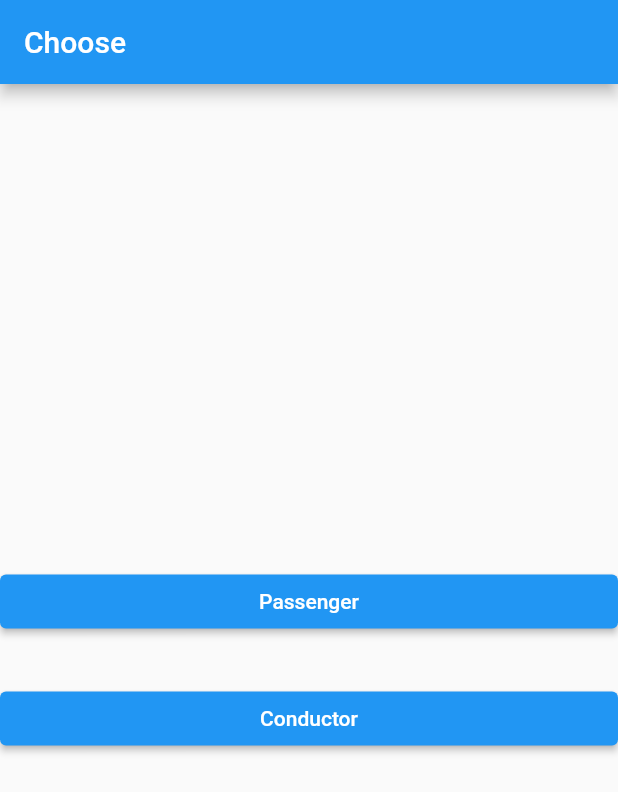
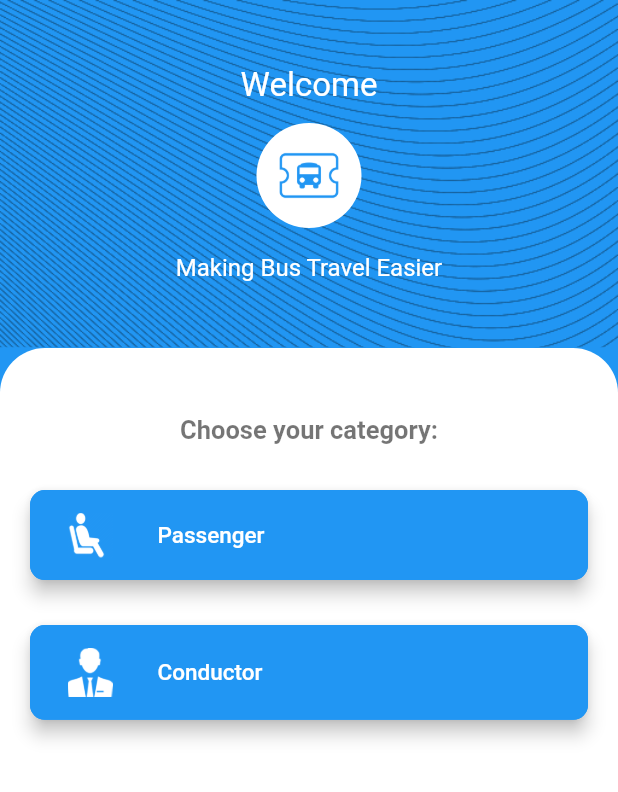
Before and after one commit to steevjames/Smart-Bus-System-App, a Flutter app: the screen it shows after launch, on a phone screen of 412 x 824 dp. Shown: the top 792 px of the screen. Run offline on Flutter 3.47's test engine with Material 2 defaults, Android fonts, the phone set to English and light mode, and no system bars; our stand-ins replace google_sign_in, qr_flutter, shared_preferences; missing offline and left inert: qr_code_scanner.

Commit message:
Splash screen & Home page UI

```diff
--- /dev/null
+++ b/lib/Screens/Splashscreen/splash.dart
@@ -0,0 +1,58 @@
+import 'package:busapp/Screens/homepage.dart';
+import 'package:busapp/Widgets/theme.dart';
+import 'package:busapp/Widgets/zeroHeightAppbar.dart';
+import 'package:flutter/material.dart';
+
+class Splashscreen extends StatefulWidget {
+  @override
+  _SplashscreenState createState() => _SplashscreenState();
+}
+
+class _SplashscreenState extends State<Splashscreen> {
+  Future goToNextPage;
+
+  gotoHome() async {
+    await Future.delayed(
+      Duration(milliseconds: 1500),
+    );
+    return true;
+  }
+
+  initState() {
+    goToNextPage = gotoHome();
+    super.initState();
+  }
+
+  Widget build(BuildContext context) {
+    return Scaffold(
+      appBar: zeroHeightAppbar(context, color: primaryColor),
+      body: FutureBuilder(
+        future: goToNextPage,
+        builder: (context, snapshot) {
+          if (snapshot.hasData) {
+            return HomePage();
+          }
+          return Container(
+            decoration: BoxDecoration(
+              gradient: LinearGradient(
+                begin: Alignment.topCenter,
+                end: Alignment.bottomCenter,
+                colors: [
+                  Colors.white,
+                  Color(0xfffffff),
+                ],
+              ),
+            ),
+            child: Center(
+              child: Image(
+                image: AssetImage("assets/pngicon.png"),
+                color: primaryColor,
+                width: 100,
+              ),
+            ),
+          );
+        },
+      ),
+    );
+  }
+}
--- a/lib/Screens/homepage.dart
+++ b/lib/Screens/homepage.dart
@@ -1,20 +1,57 @@
 import 'package:busapp/Screens/UserRegistration/login.dart';
 import 'package:busapp/Screens/conductorRegistration/login.dart';
+import 'package:busapp/Widgets/defTemplate.dart';
+import 'package:busapp/Widgets/theme.dart';
 import 'package:flutter/material.dart';
 
 class HomePage extends StatelessWidget {
   @override
   Widget build(BuildContext context) {
-    return Scaffold(
-      appBar: AppBar(
-        title: Text("Choose"),
+    return DefTemplate(
+      topChildren: [
+        SizedBox(height: 30),
+        Text(
+          "Welcome",
+          style: TextStyle(
+            fontSize: 22,
+            color: Colors.white,
           ),
-      body: Column(
-        crossAxisAlignment: CrossAxisAlignment.stretch,
-        mainAxisAlignment: MainAxisAlignment.center,
-        children: [
-          ElevatedButton(
-            onPressed: () {
+        ),
+        SizedBox(height: 12),
+        CircleAvatar(
+          backgroundColor: Colors.white,
+          radius: 35,
+          child: Image.asset(
+            "assets/pngicon.png",
+            color: primaryColor,
+            width: 40,
+          ),
+        ),
+        SizedBox(height: 17),
+        Text(
+          "Making Bus Travel Easier",
+          style: TextStyle(
+            fontSize: 16,
+            color: Colors.white,
+          ),
+        ),
+        SizedBox(height: 30),
+      ],
+      bottomChildren: [
+        SizedBox(height: 20),
+        Text(
+          "Choose your category:",
+          style: TextStyle(
+            fontSize: 17,
+            color: Colors.black54,
+            fontWeight: FontWeight.w600,
+          ),
+        ),
+        SizedBox(height: 30),
+        HomeOption(
+          image: "assets/homescreen/passenger.png",
+          text: "Passenger",
+          onTap: () {
             Navigator.push(
               context,
               MaterialPageRoute(
@@ -22,11 +59,12 @@ class HomePage extends StatelessWidget {
               ),
             );
           },
-            child: Text("Passenger"),
         ),
         SizedBox(height: 30),
-          ElevatedButton(
-            onPressed: () {
+        HomeOption(
+          image: "assets/homescreen/conductor.png",
+          text: "Conductor",
+          onTap: () {
             Navigator.push(
               context,
               MaterialPageRoute(
@@ -34,9 +72,57 @@ class HomePage extends StatelessWidget {
               ),
             );
           },
-            child: Text("Conductor"),
         ),
       ],
+    );
+  }
+}
+
+class HomeOption extends StatelessWidget {
+  final String image;
+  final String text;
+  final Function onTap;
+  HomeOption({@required this.image, @required this.text, @required this.onTap});
+  @override
+  Widget build(BuildContext context) {
+    return Padding(
+      padding: EdgeInsets.symmetric(horizontal: 20),
+      child: MaterialButton(
+        padding: EdgeInsets.symmetric(horizontal: 10),
+        color: primaryColor,
+        elevation: 5,
+        shape: RoundedRectangleBorder(
+          borderRadius: BorderRadius.circular(10),
+          side: BorderSide(
+            width: 1,
+            color: primaryColor,
+          ),
+        ),
+        onPressed: () {
+          onTap();
+        },
+        child: Row(
+          children: [
+            Padding(
+              padding: EdgeInsets.all(15.0),
+              child: Image.asset(
+                image,
+                width: 30,
+                color: Colors.white,
+              ),
+            ),
+            SizedBox(width: 15),
+            Expanded(
+              child: Text(
+                text,
+                style: TextStyle(
+                  color: Colors.white,
+                  fontSize: 15,
+                ),
+              ),
+            ),
+          ],
+        ),
       ),
     );
   }
--- /dev/null
+++ b/lib/Widgets/defTemplate.dart
@@ -0,0 +1,110 @@
+import 'package:busapp/Widgets/theme.dart';
+import 'package:busapp/Widgets/zeroHeightAppbar.dart';
+import 'package:flutter/material.dart';
+
+class DefTemplate extends StatelessWidget {
+  final double height;
+  final bool showBackButton;
+  final List<Widget> topChildren;
+  final List<Widget> bottomChildren;
+  final Widget footer;
+
+  DefTemplate({
+    this.showBackButton,
+    this.topChildren,
+    this.height,
+    this.bottomChildren,
+    this.footer,
+  });
+  @override
+  Widget build(BuildContext context) {
+    var sh = MediaQuery.of(context).size.width;
+    return Scaffold(
+      backgroundColor: Colors.white,
+      appBar: zeroHeightAppbar(
+        context,
+        color: primaryColor,
+      ),
+      body: Column(
+        children: [
+          Expanded(
+            child: ListView(
+              physics: ClampingScrollPhysics(),
+              children: [
+                // Page blue area
+                Container(
+                  decoration: BoxDecoration(
+                    color: primaryColor,
+                    image: DecorationImage(
+                      image: AssetImage("assets/pagebg.png"),
+                      fit: BoxFit.cover,
+                      alignment: Alignment.topRight,
+                    ),
+                  ),
+                  child: Column(
+                    children: [
+                      SizedBox(height: height ?? sh * .0),
+                      showBackButton == true
+                          ? Row(
+                              children: [
+                                SizedBox(width: 5),
+                                IconButton(
+                                  icon: Icon(Icons.arrow_back_ios,
+                                      color: Colors.white),
+                                  onPressed: () {},
+                                ),
+                              ],
+                            )
+                          : Center(),
+                      Padding(
+                        padding: const EdgeInsets.all(14.0),
+                        child: Column(
+                          children: topChildren ?? [],
+                        ),
+                      )
+                    ],
+                  ),
+                ),
+                Stack(
+                  children: [
+                    Transform.translate(
+                      offset: Offset(0, -.5),
+                      child: Container(
+                        height: 30,
+                        decoration: BoxDecoration(
+                          color: primaryColor,
+                        ),
+                      ),
+                    ),
+                    // Page Body from here
+                    Container(
+                      padding: EdgeInsets.symmetric(
+                          horizontal: 0, vertical: sh * .01),
+                      decoration: BoxDecoration(
+                        color: Colors.white,
+                        borderRadius: BorderRadius.vertical(
+                          top: Radius.circular(30),
+                        ),
+                      ),
+                      child: Column(
+                        crossAxisAlignment: CrossAxisAlignment.stretch,
+                        children: [
+                          SizedBox(height: sh * .05),
+                          Column(
+                            children: bottomChildren,
+                          ),
+                          SizedBox(height: 15),
+                        ],
+                      ),
+                    )
+                  ],
+                )
+              ],
+            ),
+          ),
+          footer ?? Center()
+        ],
+      ),
+    );
+  }
+}
--- /dev/null
+++ b/lib/Widgets/theme.dart
@@ -0,0 +1,4 @@
+import 'package:flutter/material.dart';
+
+Color primaryColor = Colors.blue;
+Color lightBlack = Color(0xff666666);
--- /dev/null
+++ b/lib/Widgets/zeroHeightAppbar.dart
@@ -0,0 +1,11 @@
+import 'package:flutter/material.dart';
+
+zeroHeightAppbar(BuildContext context, {Color color}) {
+  // Zero height appbar is used to avoid content from status bar in a clean way
+  return PreferredSize(
+    preferredSize: Size.fromHeight(0.0),
+    child: AppBar(
+      backgroundColor: color ?? Colors.blue,
+    ),
+  );
+}
--- a/lib/main.dart
+++ b/lib/main.dart
@@ -1,4 +1,4 @@
-import 'package:busapp/Screens/homepage.dart';
+import 'package:busapp/Screens/Splashscreen/splash.dart';
 import 'package:flutter/material.dart';
 
 void main() {
@@ -10,10 +10,12 @@ class MyApp extends StatelessWidget {
   @override
   Widget build(BuildContext context) {
     return MaterialApp(
-        title: 'Flutter Demo',
-        theme: ThemeData(
-          primarySwatch: Colors.blue,
-        ),
-        home: HomePage());
+      title: 'Flutter Demo',
+      theme: ThemeData(
+        primarySwatch: Colors.blue,
+      ),
+      debugShowCheckedModeBanner: false,
+      home: Splashscreen(),
+    );
   }
 }
--- a/pubspec.yaml
+++ b/pubspec.yaml
@@ -28,9 +28,9 @@ flutter:
 
   uses-material-design: true
 
-  # To add assets to your application, add an assets section, like this:
-  # assets:
-  #   - images/a_dot_burr.jpeg
+  assets:
+    - assets/
+    - assets/homescreen/
   #   - images/a_dot_ham.jpeg
 
   # An image asset can refer to one or more resolution-specific "variants", see
```
Also changed, not shown: assets/homescreen/busmain.jpg (added), assets/homescreen/conductor.png (added), assets/homescreen/passenger.png (added), assets/icon.png (added), assets/pagebg.png (added), assets/pagebg2.png (added), assets/pngicon.png (added), 3 other files. Lines whose indentation alone changed are shown as unchanged.
